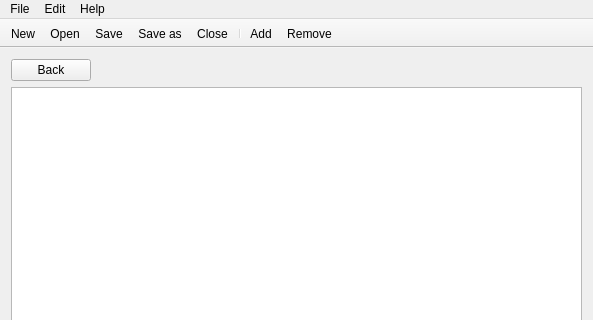
Old version of the form mainwindow.ui in the repository VaysseB/QVariantEditor; both pictures show x 0 to 593 and y 0 to 320 of the 593 by 465 pixel window.
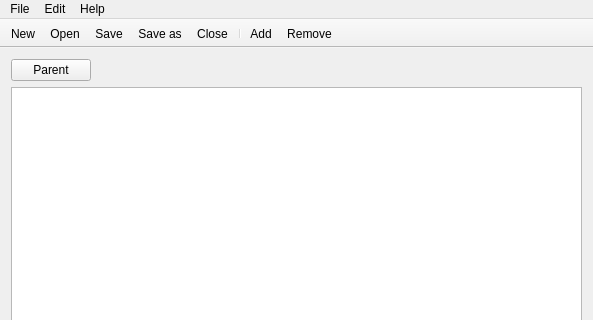
New version of the form. Icons and pictures are not drawn. Custom widgets are drawn as their Qt base class.

The edit to the form file:
```diff
--- a/mainwindow.ui
+++ b/mainwindow.ui
@@ -13,14 +13,14 @@
   <widget class="QWidget" name="centralWidget">
    <layout class="QVBoxLayout" name="verticalLayout">
     <item>
-     <layout class="QHBoxLayout" name="horizontalLayout_2" stretch="1,8">
+     <layout class="QHBoxLayout" name="horizontalLayout_2" stretch="0,1">
       <item>
        <widget class="QPushButton" name="buttonBack">
         <property name="focusPolicy">
          <enum>Qt::NoFocus</enum>
         </property>
         <property name="text">
-         <string>Back</string>
+         <string>Parent</string>
         </property>
         <property name="icon">
          <iconset theme="back">
```
Left out of the diff: 4 changed lines with no effect on the pictures.
